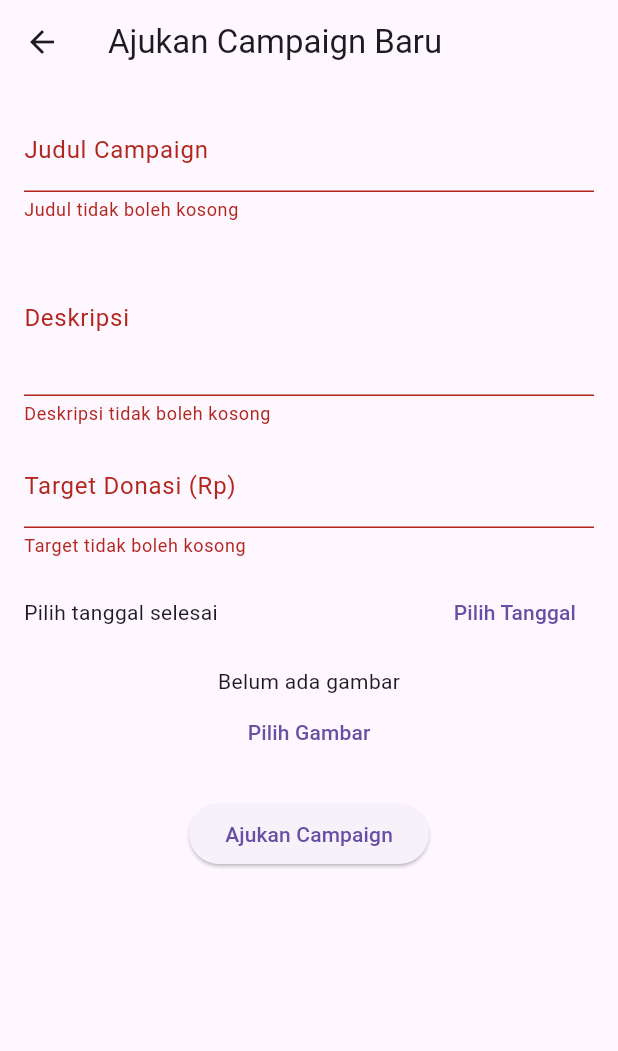
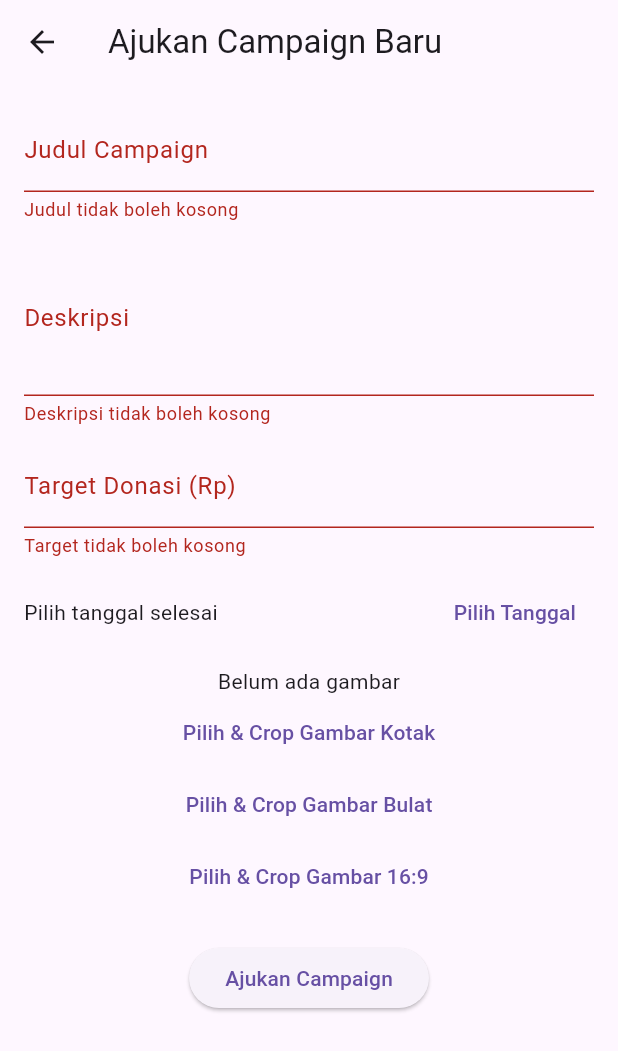
Before and after one commit to rzptr30/bantoo_app, a Flutter app: the AddCampaignScreen screen opened directly with empty values, after a tap on "Ajukan Campaign", on a phone screen of 412 x 824 dp. Shown: the top 1051 px of the screen. Run offline on Flutter 3.47's test engine with Material 3 defaults, Android fonts, the phone set to English and light mode, and no system bars; our stand-ins replace image_cropper, image_picker, shared_preferences, sqflite; accounts and stored records are empty; Roboto replaces fonts that are missing (Montserrat).

Commit message:
crop foto

```diff
--- a/lib/screens/add_campaign_screen.dart
+++ b/lib/screens/add_campaign_screen.dart
@@ -1,6 +1,7 @@
 import 'dart:io';
 import 'package:flutter/material.dart';
 import 'package:image_picker/image_picker.dart';
+import 'package:image_cropper/image_cropper.dart';
 import 'package:path/path.dart';
 import 'package:path_provider/path_provider.dart';
 
@@ -8,7 +9,7 @@ import '../db/campaign_database.dart';
 import '../models/campaign.dart';
 
 class AddCampaignScreen extends StatefulWidget {
-  final String creator; // Tambah creator dari DashboardScreen
+  final String creator;
   const AddCampaignScreen({Key? key, required this.creator}) : super(key: key);
 
   @override
@@ -23,15 +24,36 @@ class _AddCampaignScreenState extends State<AddCampaignScreen> {
   DateTime? _endDate;
   File? _imageFile;
 
-  Future<void> _pickImage() async {
+  /// Ganti parameter cropStyle, aspectRatio sesuai kebutuhan frame!
+  Future<void> _pickAndCropImage({
+    CropStyle cropStyle = CropStyle.rectangle,
+    CropAspectRatio? aspectRatio,
+  }) async {
     final picked = await ImagePicker().pickImage(source: ImageSource.gallery);
     if (picked != null) {
-      final dir = await getApplicationDocumentsDirectory();
-      final name = basename(picked.path);
-      final savedImage = await File(picked.path).copy('${dir.path}/$name');
-      setState(() {
-        _imageFile = savedImage;
-      });
+      final cropped = await ImageCropper().cropImage(
+        sourcePath: picked.path,
+        aspectRatio: aspectRatio ?? const CropAspectRatio(ratioX: 16, ratioY: 9),
+        uiSettings: [
+          AndroidUiSettings(
+            toolbarTitle: 'Crop Gambar',
+            hideBottomControls: true,
+            lockAspectRatio: false,
+          ),
+          IOSUiSettings(
+            title: 'Crop Gambar',
+            aspectRatioLockEnabled: false,
+          ),
+        ],
+      );
+      if (cropped != null) {
+        final dir = await getApplicationDocumentsDirectory();
+        final name = basename(cropped.path);
+        final savedImage = await File(cropped.path).copy('${dir.path}/$name');
+        setState(() {
+          _imageFile = savedImage;
+        });
+      }
     }
   }
 
@@ -59,11 +81,13 @@ class _AddCampaignScreenState extends State<AddCampaignScreen> {
       collectedFund: 0,
       endDate: _endDate!.toIso8601String(),
       imagePath: _imageFile!.path,
-      status: "pending", // selalu pending saat dibuat user
+      status: "pending",
       creator: widget.creator,
     );
     await CampaignDatabase.instance.insertCampaign(campaign);
-    ScaffoldMessenger.of(this.context).showSnackBar(SnackBar(content: Text('Campaign berhasil diajukan! Menunggu ACC Admin.')));
+    ScaffoldMessenger.of(this.context).showSnackBar(
+      SnackBar(content: Text('Campaign berhasil diajukan! Menunggu ACC Admin.'))
+    );
     Navigator.pop(this.context, true);
   }
 
@@ -114,9 +138,29 @@ class _AddCampaignScreenState extends State<AddCampaignScreen> {
               _imageFile != null
                   ? Image.file(_imageFile!, height: 100)
                   : Text("Belum ada gambar"),
+              // Contoh penggunaan: crop kotak
               TextButton(
-                onPressed: _pickImage,
-                child: Text("Pilih Gambar"),
+                onPressed: () => _pickAndCropImage(
+                  cropStyle: CropStyle.rectangle,
+                  aspectRatio: const CropAspectRatio(ratioX: 1, ratioY: 1),
+                ),
+                child: Text("Pilih & Crop Gambar Kotak"),
+              ),
+              // Crop bulat (opsional, bisa dihapus jika tidak perlu)
+              TextButton(
+                onPressed: () => _pickAndCropImage(
+                  cropStyle: CropStyle.circle,
+                  aspectRatio: const CropAspectRatio(ratioX: 1, ratioY: 1),
+                ),
+                child: Text("Pilih & Crop Gambar Bulat"),
+              ),
+              // Crop rasio 16:9 (opsional)
+              TextButton(
+                onPressed: () => _pickAndCropImage(
+                  cropStyle: CropStyle.rectangle,
+                  aspectRatio: const CropAspectRatio(ratioX: 16, ratioY: 9),
+                ),
+                child: Text("Pilih & Crop Gambar 16:9"),
               ),
               SizedBox(height: 20),
               ElevatedButton(
--- a/pubspec.yaml
+++ b/pubspec.yaml
@@ -17,6 +17,7 @@ dependencies:
   image_picker: ^1.1.2
   permission_handler: ^12.0.0+1
   shared_preferences: ^2.5.3
+  image_cropper: ^9.1.0
 
 dev_dependencies:
   flutter_test:
```
Also changed, not shown: pubspec.lock.
